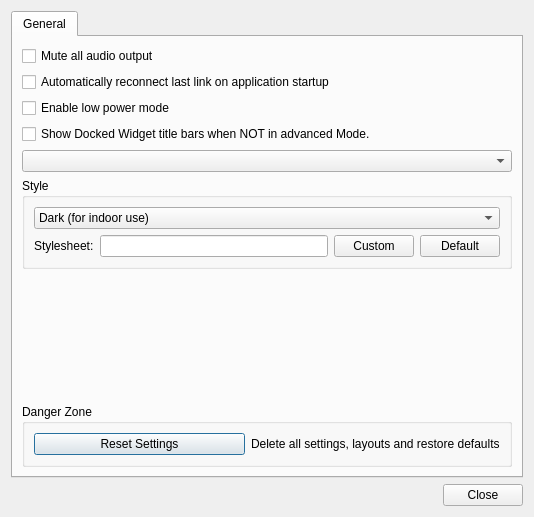
Qt form src/ui/QGCSettingsWidget.ui (mavlink/qgroundcontrol) before a commit.
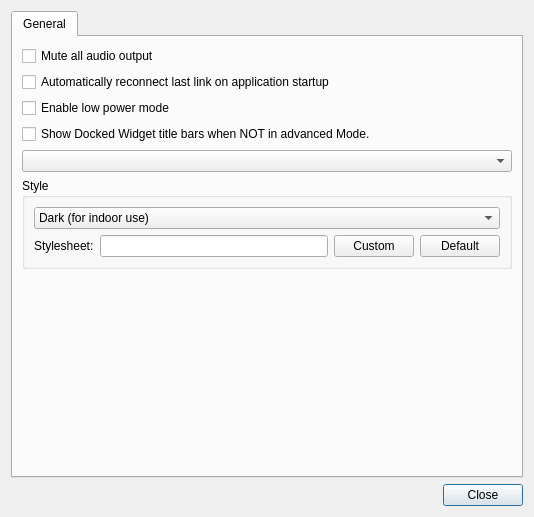
The same form after that commit. Icons and pictures are not drawn.

Commit message: Remove non-working settings reset

```diff
--- a/src/ui/QGCSettingsWidget.ui
+++ b/src/ui/QGCSettingsWidget.ui
@@ -164,29 +164,6 @@
          </property>
         </spacer>
        </item>
-       <item>
-        <widget class="QGroupBox" name="groupBox_2">
-         <property name="title">
-          <string>Danger Zone</string>
-         </property>
-         <layout class="QGridLayout" name="gridLayout" columnstretch="10,0">
-          <item row="1" column="1">
-           <widget class="QLabel" name="label_2">
-            <property name="text">
-             <string>Delete all settings, layouts and restore defaults</string>
-            </property>
-           </widget>
-          </item>
-          <item row="1" column="0">
-           <widget class="QPushButton" name="resetSettingsButton">
-            <property name="text">
-             <string>Reset Settings</string>
-            </property>
-           </widget>
-          </item>
-         </layout>
-        </widget>
-       </item>
       </layout>
      </widget>
     </widget>
```
The commit also changes 2 other files.
